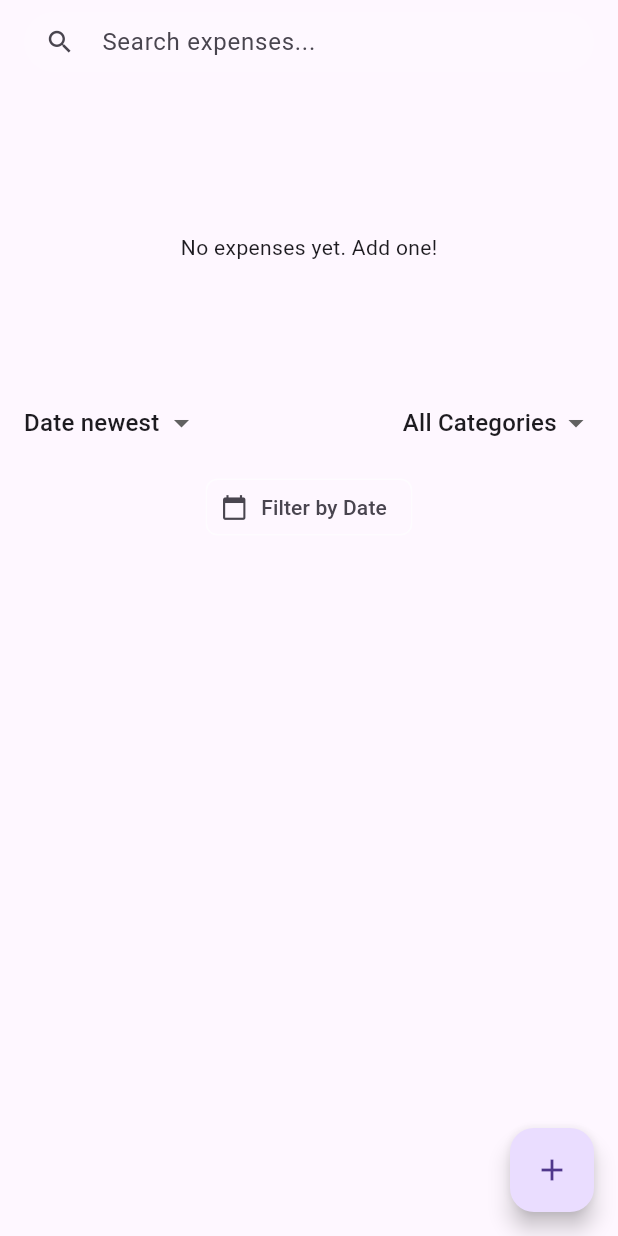
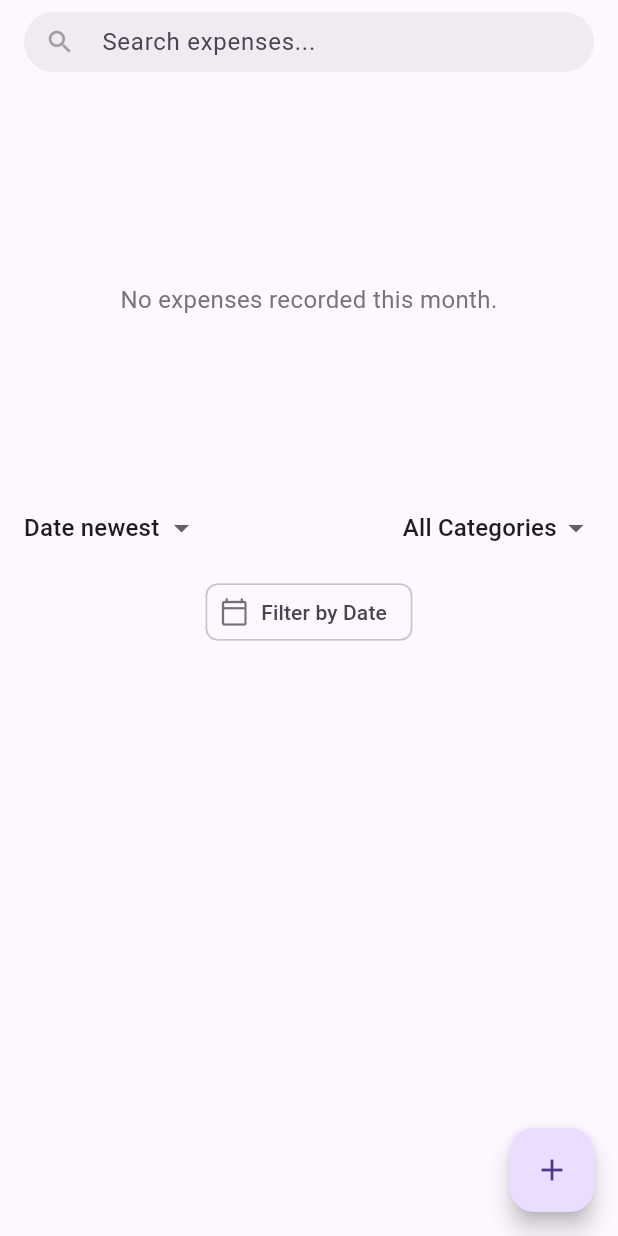
Before and after one commit to hareendranmg/expense_tracker, a Flutter app: the screen it shows after launch, on a phone screen of 412 x 824 dp. Run offline on Flutter 3.47's test engine with Material 3 defaults, Android fonts, the phone set to English and light mode, and no system bars; our stand-ins replace animate_do, fl_chart, flutter_slidable, sqflite; accounts and stored records are empty.

Commit message:
Refactor HomePage: Improve search functionality, enhance UI elements, and update chart display logic

```diff
--- a/lib/ui/home_page.dart
+++ b/lib/ui/home_page.dart
@@ -23,10 +23,10 @@ class _HomePageState extends State<HomePage> {
   @override
   void initState() {
     super.initState();
+    final provider = Provider.of<ExpenseProvider>(context, listen: false);
+    provider.fetchExpenses(); // Initial fetch
     _searchController.addListener(() {
-      if (_searchController.text.isEmpty) {
-        Provider.of<ExpenseProvider>(context, listen: false).setSearchQuery('');
-      }
+      provider.setSearchQuery(_searchController.text);
     });
   }
 
@@ -38,7 +38,6 @@ class _HomePageState extends State<HomePage> {
 
   @override
   Widget build(BuildContext context) {
-    // We need to listen for changes to the search text to update the suffixIcon
     final provider = Provider.of<ExpenseProvider>(context);
 
     return Scaffold(
@@ -49,30 +48,21 @@ class _HomePageState extends State<HomePage> {
               height: 40,
               child: TextField(
                 controller: _searchController,
-                onChanged: (value) {
-                  // No need to call provider here if listener is set up, but this is more immediate.
-                  // Let's call provider directly for simplicity and instant feedback.
-                  Provider.of<ExpenseProvider>(
-                    context,
-                    listen: false,
-                  ).setSearchQuery(value);
-                  // We call setState to rebuild the suffixIcon of the textfield
-                  setState(() {});
-                },
                 decoration: InputDecoration(
                   hintText: 'Search expenses...',
-                  prefixIcon: const Icon(Icons.search, size: 20),
+                  prefixIcon: const Icon(
+                    Icons.search,
+                    size: 20,
+                    color: Colors.grey,
+                  ),
                   suffixIcon: _searchController.text.isNotEmpty
                       ? IconButton(
-                          icon: const Icon(Icons.clear, size: 20),
-                          onPressed: () {
-                            _searchController.clear();
-                            Provider.of<ExpenseProvider>(
-                              context,
-                              listen: false,
-                            ).setSearchQuery('');
-                            setState(() {});
-                          },
+                          icon: const Icon(
+                            Icons.clear,
+                            size: 20,
+                            color: Colors.grey,
+                          ),
+                          onPressed: () => _searchController.clear(),
                         )
                       : null,
                   contentPadding: const EdgeInsets.symmetric(
@@ -80,7 +70,7 @@ class _HomePageState extends State<HomePage> {
                     horizontal: 12,
                   ),
                   filled: true,
-                  fillColor: Colors.white.withOpacity(0.1),
+                  fillColor: Colors.black.withOpacity(0.05),
                   border: OutlineInputBorder(
                     borderRadius: BorderRadius.circular(20),
                     borderSide: BorderSide.none,
@@ -89,12 +79,10 @@ class _HomePageState extends State<HomePage> {
               ),
             ),
             pinned: true,
-            expandedHeight: 250.0,
+            expandedHeight: 320.0, // Increased height to better fit content
             flexibleSpace: FlexibleSpaceBar(
-              background: Padding(
-                padding: const EdgeInsets.only(
-                  top: 80.0,
-                ), // Adjust for app bar height
+              // THE FIX: Use SafeArea to prevent content from being clipped by the status bar.
+              background: SafeArea(
                 child: _buildChart(context, provider.expenses),
               ),
             ),
@@ -121,22 +109,39 @@ class _HomePageState extends State<HomePage> {
       context: context,
       initialDate: provider.filterDate ?? DateTime.now(),
       firstDate: DateTime(2000),
-      lastDate: DateTime.now().add(
-        const Duration(days: 365),
-      ), // Allow future dates if needed
+      lastDate: DateTime.now().add(const Duration(days: 365)),
     );
     if (picked != null) {
       provider.setFilterDate(picked);
     }
   }
 
-  Widget _buildChart(BuildContext context, List<Expense> expenses) {
-    if (expenses.isEmpty) {
-      return const Center(child: Text("No expenses yet. Add one!"));
+  // --- REVISED AND CORRECTED WIDGET ---
+  Widget _buildChart(
+    BuildContext context,
+    List<Expense> allUserFilteredExpenses,
+  ) {
+    final now = DateTime.now();
+
+    final expensesForCurrentMonth = allUserFilteredExpenses.where((expense) {
+      return expense.date.year == now.year && expense.date.month == now.month;
+    }).toList();
+
+    if (expensesForCurrentMonth.isEmpty) {
+      return Center(
+        child: Padding(
+          padding: const EdgeInsets.only(top: 80.0),
+          child: Text(
+            "No expenses recorded this month.",
+            textAlign: TextAlign.center,
+            style: TextStyle(color: Colors.grey[600], fontSize: 16),
+          ),
+        ),
+      );
     }
 
     Map<Category, double> categoryTotals = {};
-    for (var expense in expenses) {
+    for (var expense in expensesForCurrentMonth) {
       categoryTotals.update(
         expense.category,
         (value) => value + expense.amount,
@@ -144,17 +149,36 @@ class _HomePageState extends State<HomePage> {
       );
     }
 
-    double totalExpense = expenses.fold(0, (sum, item) => sum + item.amount);
+    double totalExpense = expensesForCurrentMonth.fold(
+      0,
+      (sum, item) => sum + item.amount,
+    );
 
     return FadeInUp(
-      child: Container(
-        padding: const EdgeInsets.all(16),
+      child: Column(
+        children: [
+          Padding(
+            padding: const EdgeInsets.only(top: 56),
+            child: Text(
+              'Expenses for ${DateFormat.yMMMM().format(now)}',
+              style: Theme.of(context).textTheme.bodyLarge,
+              textAlign: TextAlign.center,
+            ),
+          ),
+
+          Expanded(
             child: Row(
               children: [
                 Expanded(
-              flex: 2,
-              child: PieChart(
+                  flex: 1,
+                  // THE FIX: Use a Stack to overlay the text on the chart.
+                  child: Stack(
+                    alignment: Alignment.center,
+                    children: [
+                      // Layer 1: The Pie Chart
+                      PieChart(
                         PieChartData(
+                          // REMOVED `centerSpaceWidget` as it's not valid.
                           sections: categoryTotals.entries.map((entry) {
                             return PieChartSectionData(
                               color: _getCategoryColor(entry.key),
@@ -163,21 +187,45 @@ class _HomePageState extends State<HomePage> {
                                   '${((entry.value / totalExpense) * 100).toStringAsFixed(0)}%',
                               radius: 50,
                               titleStyle: const TextStyle(
-                        fontSize: 12,
+                                fontSize: 14,
                                 fontWeight: FontWeight.bold,
                                 color: Colors.white,
                               ),
                             );
                           }).toList(),
-                  sectionsSpace: 2,
-                  centerSpaceRadius: 40,
+                          sectionsSpace: 3,
+                          centerSpaceRadius: 50,
                         ),
-                swapAnimationDuration: const Duration(milliseconds: 750),
+                        swapAnimationDuration: const Duration(
+                          milliseconds: 750,
+                        ),
                         swapAnimationCurve: Curves.easeInOutCubic,
+                      ),
+                      // Layer 2: The total amount text
+                      Column(
+                        mainAxisAlignment: MainAxisAlignment.center,
+                        children: [
+                          Text(
+                            NumberFormat.compactCurrency(
+                              symbol: '₹',
+                              decimalDigits: 0,
+                            ).format(totalExpense),
+                            style: const TextStyle(
+                              fontSize: 20,
+                              fontWeight: FontWeight.bold,
+                            ),
+                          ),
+                          const Text(
+                            "Total",
+                            style: TextStyle(color: Colors.grey),
+                          ),
+                        ],
+                      ),
+                    ],
                   ),
                 ),
                 Expanded(
-              flex: 3,
+                  flex: 1,
                   child: Column(
                     mainAxisAlignment: MainAxisAlignment.center,
                     crossAxisAlignment: CrossAxisAlignment.start,
@@ -192,9 +240,14 @@ class _HomePageState extends State<HomePage> {
                               color: _getCategoryColor(entry.key),
                             ),
                             const SizedBox(width: 8),
-                        Text(
-                          '${entry.key.toString().split('.').last.capitalize()}: ${NumberFormat.currency(symbol: '₹').format(entry.value)}',
-                          style: Theme.of(context).textTheme.bodySmall,
+                            Expanded(
+                              child: Text(
+                                '${entry.key.toString().split('.').last.capitalize()}: ${NumberFormat.currency(symbol: '₹', decimalDigits: 2).format(entry.value)}',
+                                style: Theme.of(
+                                  context,
+                                ).textTheme.bodySmall?.copyWith(fontSize: 13),
+                                overflow: TextOverflow.ellipsis,
+                              ),
                             ),
                           ],
                         ),
@@ -205,13 +258,13 @@ class _HomePageState extends State<HomePage> {
               ],
             ),
           ),
+        ],
+      ),
     );
   }
 
-  // --- MODIFIED AND CORRECTED WIDGET ---
   Widget _buildControls(BuildContext context) {
     final provider = Provider.of<ExpenseProvider>(context);
-
     return Padding(
       padding: const EdgeInsets.symmetric(horizontal: 16.0, vertical: 8.0),
       child: Column(
@@ -219,12 +272,12 @@ class _HomePageState extends State<HomePage> {
           Row(
             mainAxisAlignment: MainAxisAlignment.spaceBetween,
             children: [
-              // Sorting Dropdown
               DropdownButton<SortBy>(
                 value: provider.sortBy,
                 underline: Container(),
-                items: SortBy.values.map((sort) {
-                  return DropdownMenuItem(
+                items: SortBy.values
+                    .map(
+                      (sort) => DropdownMenuItem(
                         value: sort,
                         child: Text(
                           sort
@@ -234,73 +287,65 @@ class _HomePageState extends State<HomePage> {
                               .replaceAll('_', ' ')
                               .capitalize(),
                         ),
-                  );
-                }).toList(),
+                      ),
+                    )
+                    .toList(),
                 onChanged: (value) {
-                  if (value != null) {
+                  if (value != null)
                     Provider.of<ExpenseProvider>(
                       context,
                       listen: false,
                     ).setSortBy(value);
-                  }
                 },
               ),
-
-              // Filtering Dropdown
               DropdownButton<Category?>(
                 value: provider.filterCategory,
-                hint: const Text('All'),
+                hint: const Text('All Categories'),
                 underline: Container(),
                 items: [
                   const DropdownMenuItem<Category?>(
                     value: null,
                     child: Text('All Categories'),
                   ),
-                  ...Category.values.map((cat) {
-                    return DropdownMenuItem(
+                  ...Category.values.map(
+                    (cat) => DropdownMenuItem(
                       value: cat,
                       child: Text(cat.toString().split('.').last.capitalize()),
-                    );
-                  }),
+                    ),
+                  ),
                 ],
-                onChanged: (value) {
-                  Provider.of<ExpenseProvider>(
+                onChanged: (value) => Provider.of<ExpenseProvider>(
                   context,
                   listen: false,
-                  ).setFilterCategory(value);
-                },
+                ).setFilterCategory(value),
               ),
             ],
           ),
           const SizedBox(height: 8),
-          // CORRECTED: Use InputChip on a new line
-          InputChip(
-            avatar: const Icon(Icons.calendar_today, size: 18),
+          Center(
+            child: InputChip(
+              avatar: Icon(
+                provider.filterDate != null
+                    ? Icons.event_available
+                    : Icons.calendar_today_outlined,
+                color: provider.filterDate != null
+                    ? Colors.deepPurple[800]
+                    : Colors.black54,
+                size: 20,
+              ),
               label: Text(
                 provider.filterDate == null
                     ? 'Filter by Date'
                     : DateFormat.yMMMd().format(provider.filterDate!),
-              style: const TextStyle(fontWeight: FontWeight.w500),
               ),
               selected: provider.filterDate != null,
-            selectedColor: Theme.of(context).primaryColor.withOpacity(0.2),
               onPressed: () => _selectFilterDate(context),
-            // The onDeleted callback is what makes the 'x' icon appear.
               onDeleted: provider.filterDate != null
-                ? () {
-                    Provider.of<ExpenseProvider>(
+                  ? () => Provider.of<ExpenseProvider>(
                       context,
                       listen: false,
-                    ).setFilterDate(null);
-                  }
+                    ).setFilterDate(null)
                   : null,
-            shape: RoundedRectangleBorder(
-              borderRadius: BorderRadius.circular(8),
-              side: BorderSide(
-                color: provider.filterDate != null
-                    ? Theme.of(context).primaryColor
-                    : Colors.white38,
-              ),
             ),
           ),
         ],
@@ -311,19 +356,8 @@ class _HomePageState extends State<HomePage> {
   Widget _buildExpenseList() {
     return Consumer<ExpenseProvider>(
       builder: (context, provider, child) {
-        if (provider.expenses.isEmpty &&
-            (provider.filterCategory != null || provider.filterDate != null)) {
-          return const SliverFillRemaining(
-            child: Center(child: Text("No expenses found for this filter.")),
-          );
-        }
-        if (provider.expenses.isEmpty) {
-          return const SliverFillRemaining(
-            child: Center(
-              child: Text(""),
-            ), // The chart already says "No expenses yet"
-          );
-        }
+        if (provider.expenses.isEmpty)
+          return const SliverToBoxAdapter(child: SizedBox.shrink());
         return SliverList(
           delegate: SliverChildBuilderDelegate((context, index) {
             final expense = provider.expenses[index];
@@ -345,14 +379,12 @@ class _HomePageState extends State<HomePage> {
         motion: const StretchMotion(),
         children: [
           SlidableAction(
-            onPressed: (ctx) {
-              Navigator.push(
+            onPressed: (ctx) => Navigator.push(
               context,
               MaterialPageRoute(
                 builder: (context) => AddEditExpensePage(expense: expense),
               ),
-              );
-            },
+            ),
             backgroundColor: Colors.blueAccent,
             foregroundColor: Colors.white,
             icon: Icons.edit,
@@ -364,7 +396,7 @@ class _HomePageState extends State<HomePage> {
               ScaffoldMessenger.of(context).showSnackBar(
                 const SnackBar(
                   content: Text('Expense deleted'),
-                  duration: Duration(seconds: 1),
+                  duration: Duration(seconds: 2),
                 ),
               );
             },
@@ -377,7 +409,6 @@ class _HomePageState extends State<HomePage> {
       ),
       child: Card(
         margin: const EdgeInsets.symmetric(horizontal: 16, vertical: 6),
-        elevation: 3,
         child: ListTile(
           contentPadding: const EdgeInsets.symmetric(
             horizontal: 20,
@@ -398,8 +429,15 @@ class _HomePageState extends State<HomePage> {
           ),
           subtitle: Text(DateFormat.yMMMd().format(expense.date)),
           trailing: Text(
-            NumberFormat.currency(symbol: '₹').format(expense.amount),
-            style: const TextStyle(fontWeight: FontWeight.bold, fontSize: 16),
+            NumberFormat.currency(
+              symbol: '₹',
+              decimalDigits: 2,
+            ).format(expense.amount),
+            style: const TextStyle(
+              fontWeight: FontWeight.bold,
+              fontSize: 16,
+              color: Colors.black87,
+            ),
           ),
         ),
       ),
@@ -417,7 +455,7 @@ class _HomePageState extends State<HomePage> {
       case Category.entertainment:
         return Colors.purple;
       case Category.other:
-        return Colors.grey;
+        return Colors.grey.shade500;
     }
   }
 
@@ -430,14 +468,13 @@ class _HomePageState extends State<HomePage> {
       case Category.work:
         return Icons.work;
       case Category.entertainment:
-        return Icons.movie;
+        return Icons.theaters;
       case Category.other:
         return Icons.more_horiz;
     }
   }
 }
 
-// Simple extension to capitalize strings
 extension StringExtension on String {
   String capitalize() {
     return "${this[0].toUpperCase()}${substring(1)}";
```
Lines whose indentation alone changed are shown as unchanged.
